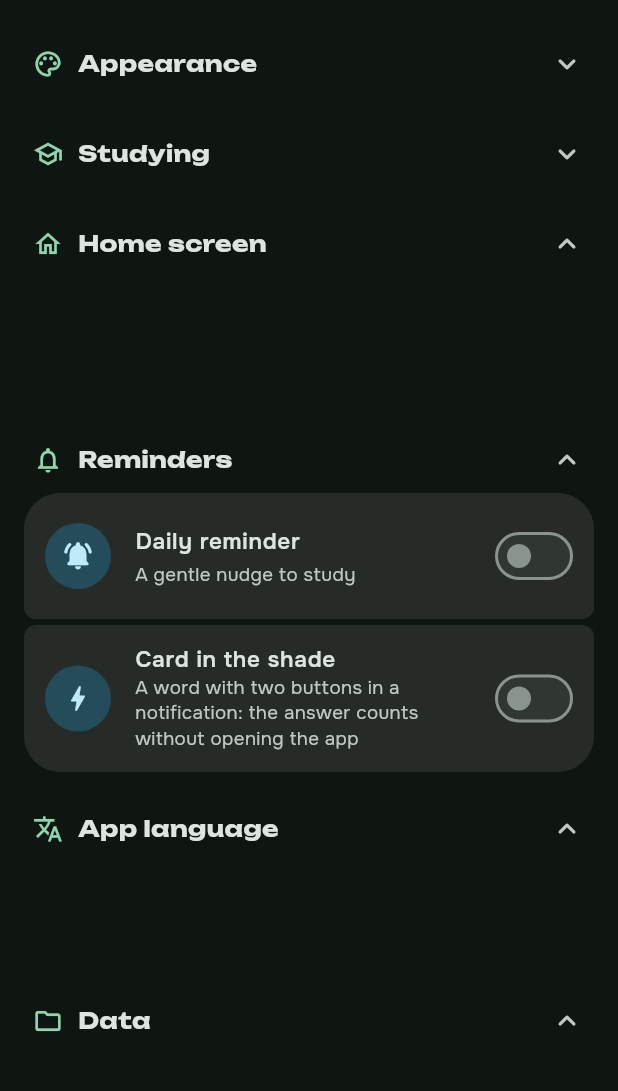
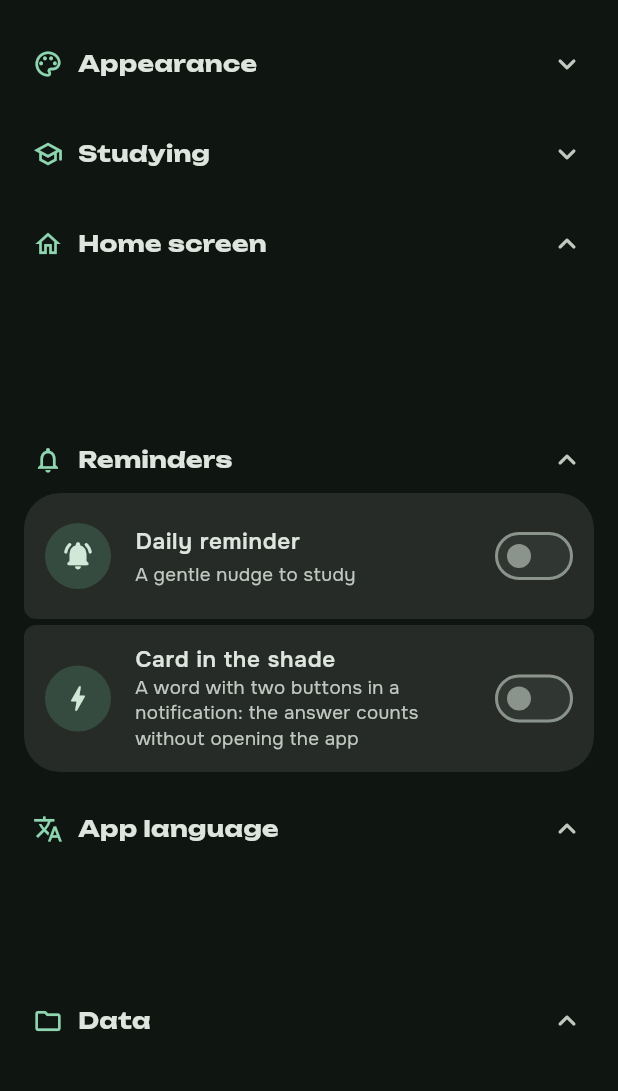
Before and after one commit to THET1ME-1/Fern, a Flutter app: the SettingsScreen screen opened directly, after a tap on "Appearance", after a tap on "Studying", on a phone screen of 412 x 824 dp, the part 62-1153 px from its top. Run offline on Flutter 3.47's test engine with Material 3 defaults, Android fonts, the phone set to English and light mode, and no system bars; drawn by our look-alikes of dynamic_color; our stand-ins replace file_picker, flutter_colorpicker, flutter_local_notifications, flutter_timezone, flutter_tts, image_picker and 12 more; missing offline and left inert: cryptography, dart:ffi, google_mlkit_text_recognition, google_mlkit_translation, in_app_update, material_new_shapes and 4 more; accounts and stored records are empty; network calls fail; statements that could not run were skipped; project files that could hold a hidden picture were left out.

Commit message:
Палитра вернулась в свой пункт, круги перестали спорить с темой
Кружки готовых схем стояли отдельным блоком между «Цветом оформления» и
«AMOLED» — принадлежали как будто никому. Теперь они внутри пункта, под его
подписью, и своей карточки больше не рисуют: форму задаёт блок секции.

Тон кругов держится на светлоте, а не на чужом оттенке: голубой tertiary от
зелёного seed спорил с зелёным заголовком секции, и «Внешний вид» выглядел
из другого приложения.

Co-Authored-By: Claude Opus 5 (1M context) <noreply@anthropic.com>
Claude-Session: https://claude.ai/code/session_01UUHo3Ny9S31Bj5etb98Wd9

```diff
--- a/app/lib/settings_screen.dart
+++ b/app/lib/settings_screen.dart
@@ -219,10 +219,16 @@ class _SettingsScreenState extends State<SettingsScreen> {
             scheme: scheme,
             children: [
               _themeModeTile(scheme),
-              _colorTile(scheme),
-              // Готовые цветовые схемы — кружки из 4 тонов темы (как в системном
-              // пикере Material You). В режиме «цвет из обоев» пресеты не нужны.
-              if (!_theme.useDynamicColor) _paletteRow(scheme),
+              // Кружки готовых схем живут ВНУТРИ пункта «Цвет оформления»:
+              // отдельным блоком они стояли между двумя чужими пунктами и
+              // выглядели ничьими. В режиме «цвет из обоев» пресетов нет.
+              Column(
+                mainAxisSize: MainAxisSize.min,
+                children: [
+                  _colorTile(scheme),
+                  if (!_theme.useDynamicColor) _paletteRow(scheme),
+                ],
+              ),
               // Цвет из обоев берётся из системной палитры Material You, а её
               // нет нигде, кроме Android 12+. На iOS тумблер стоял бы мёртвым.
               if (_dynamicColorAvailable)
@@ -552,9 +558,11 @@ class _SettingsScreenState extends State<SettingsScreen> {
         padding: EdgeInsets.zero,
         child: Material(
           color: Colors.transparent,
-          borderRadius: BorderRadius.circular(18),
           child: Padding(
-            padding: const EdgeInsets.fromLTRB(16, 14, 16, 16),
+            // Отступ слева равен ширине чипа с зазором: кружки стоят под
+            // подписью пункта, а не под его иконкой.
+            padding: const EdgeInsets.fromLTRB(
+                14 + SettingsIconChip.size + 14, 0, 16, 14),
             child: Wrap(
               spacing: 12,
               runSpacing: 12,
--- a/app/lib/widgets/settings_kit.dart
+++ b/app/lib/widgets/settings_kit.dart
@@ -230,12 +230,16 @@ class SettingsTone extends InheritedWidget {
 
   /// Тон секции по её имени. Незнакомая секция получает акцент — так новый
   /// раздел выглядит своим ещё до того, как ему подберут цвет.
+  /// Разница между секциями держится на СВЕТЛОТЕ, а не на чужом цвете:
+  /// голубой `tertiary` от зелёного seed спорил с зелёным заголовком секции,
+  /// и первая секция выглядела из другого приложения. Цвет в Fern занят
+  /// частями речи, поэтому здесь он работает тише — тоном, а не оттенком.
   static (Color, Color) forSection(String id, ColorScheme scheme) =>
       switch (id) {
-        'appearance' => (scheme.tertiaryContainer, scheme.onTertiaryContainer),
+        'appearance' => (scheme.primaryContainer, scheme.onPrimaryContainer),
         'study' => (scheme.primaryContainer, scheme.onPrimaryContainer),
         'home' => (scheme.secondaryContainer, scheme.onSecondaryContainer),
-        'reminders' => (scheme.tertiaryContainer, scheme.onTertiaryContainer),
+        'reminders' => (scheme.secondaryContainer, scheme.onSecondaryContainer),
         'language' => (scheme.secondaryContainer, scheme.onSecondaryContainer),
         'data' => (scheme.surfaceContainerHighest, scheme.onSurfaceVariant),
         'pro' => (scheme.primaryContainer, scheme.onPrimaryContainer),
```
